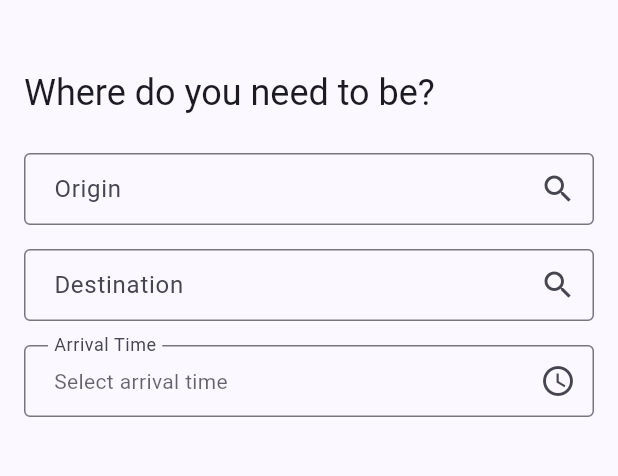
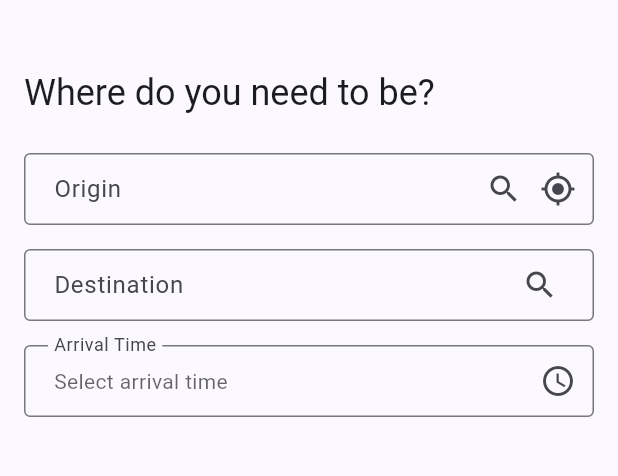
Before and after one commit to danifalconr24/just-in-time-app, a Flutter app: the screen it shows after launch, on a phone screen of 412 x 824 dp, the part 63-539 px from its top. Run offline on Flutter 3.47's test engine with Material 3 defaults, Android fonts, the phone set to English and light mode, and no system bars; our stand-ins replace flutter_local_notifications, flutter_riverpod, geocoding, geolocator, shared_preferences; missing offline and left inert: flutter_background_service, flutter_google_places_sdk.

Commit message:
feat: add current location button to origin input
Add a 'my location' button to the origin input field that requests
location permission and auto-fills the origin with the device's
current GPS position, reverse-geocoded into a readable address.

- Add geolocator and geocoding dependencies for GPS + address lookup
- Add ACCESS_FINE_LOCATION and ACCESS_COARSE_LOCATION to AndroidManifest
- Extend LocationService with getCurrentLocation() method
- Add setOriginFromCurrentLocation() to HomeController with loading state
- Add _CurrentLocationButton widget with spinner feedback to HomeScreen
- Handle permission denied, services disabled, and geocoding fallback

Closes #3

```diff
--- a/lib/ui/home/home_screen.dart
+++ b/lib/ui/home/home_screen.dart
@@ -62,6 +62,12 @@ class _HomeScreenState extends ConsumerState<HomeScreen> {
                   controller.clearOrigin();
                   _originController.clear();
                 },
+                trailing: _CurrentLocationButton(
+                  isLoading: state.isLoadingLocation,
+                  onPressed: state.isLoadingLocation
+                      ? null
+                      : () => _useCurrentLocation(controller),
+                ),
               ),
               const SizedBox(height: 16),
 
@@ -179,6 +185,13 @@ class _HomeScreenState extends ConsumerState<HomeScreen> {
       Navigator.of(context).pushReplacementNamed('/monitoring');
     }
   }
+
+  Future<void> _useCurrentLocation(HomeController controller) async {
+    final place = await controller.setOriginFromCurrentLocation();
+    if (place != null && mounted) {
+      _originController.text = place.displayName;
+    }
+  }
 }
 
 /// A text field with autocomplete dropdown for Google Places.
@@ -189,6 +202,7 @@ class _PlaceAutocompleteField extends StatefulWidget {
   final LocationService locationService;
   final ValueChanged<PlaceResult> onPlaceSelected;
   final VoidCallback onClear;
+  final Widget? trailing;
 
   const _PlaceAutocompleteField({
     required this.controller,
@@ -197,6 +211,7 @@ class _PlaceAutocompleteField extends StatefulWidget {
     required this.locationService,
     required this.onPlaceSelected,
     required this.onClear,
+    this.trailing,
   });
 
   @override
@@ -272,8 +287,11 @@ class _PlaceAutocompleteFieldState extends State<_PlaceAutocompleteField> {
           decoration: InputDecoration(
             labelText: widget.label,
             hintText: widget.hint,
-            suffixIcon: widget.controller.text.isNotEmpty
-                ? IconButton(
+            suffixIcon: Row(
+              mainAxisSize: MainAxisSize.min,
+              children: [
+                if (widget.controller.text.isNotEmpty)
+                  IconButton(
                     icon: const Icon(Icons.clear),
                     onPressed: () {
                       widget.onClear();
@@ -284,7 +302,11 @@ class _PlaceAutocompleteFieldState extends State<_PlaceAutocompleteField> {
                       });
                     },
                   )
-                : const Icon(Icons.search),
+                else
+                  const Icon(Icons.search),
+                if (widget.trailing != null) widget.trailing!,
+              ],
+            ),
           ),
           onChanged: _onTextChanged,
         ),
@@ -328,3 +350,35 @@ class _PlaceAutocompleteFieldState extends State<_PlaceAutocompleteField> {
     );
   }
 }
+
+/// A button that shows a "my location" icon, or a loading spinner
+/// while the device position is being fetched.
+class _CurrentLocationButton extends StatelessWidget {
+  final bool isLoading;
+  final VoidCallback? onPressed;
+
+  const _CurrentLocationButton({
+    required this.isLoading,
+    required this.onPressed,
+  });
+
+  @override
+  Widget build(BuildContext context) {
+    if (isLoading) {
+      return const Padding(
+        padding: EdgeInsets.all(12),
+        child: SizedBox(
+          height: 20,
+          width: 20,
+          child: CircularProgressIndicator(strokeWidth: 2),
+        ),
+      );
+    }
+
+    return IconButton(
+      icon: const Icon(Icons.my_location),
+      tooltip: 'Use current location',
+      onPressed: onPressed,
+    );
+  }
+}
--- a/pubspec.yaml
+++ b/pubspec.yaml
@@ -37,6 +37,12 @@ dependencies:
   # Runtime permissions
   permission_handler: ^11.0.0
 
+  # Device GPS location
+  geolocator: ^13.0.2
+
+  # Reverse geocoding (coordinates to address)
+  geocoding: ^3.0.0
+
 dev_dependencies:
   flutter_test:
     sdk: flutter
```
Also changed, not shown: lib/data/services/location_service.dart (+111 -1 lines), lib/ui/home/home_controller.dart (+31 -0 lines), pubspec.lock, 4 other files.
